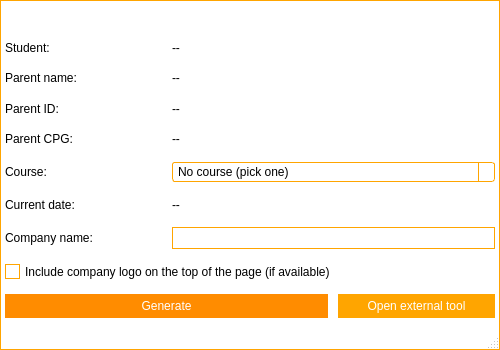
Old version of the form frmprintcontract.ui in the repository Nintersoft/SmartClass.
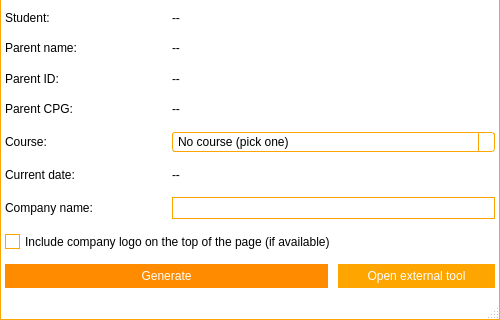
New version of the form. Icons and pictures are not drawn. Custom widgets are drawn as their Qt base class.

Diff of the .ui file:
```diff
--- a/frmprintcontract.ui
+++ b/frmprintcontract.ui
@@ -10,19 +10,19 @@
     <x>0</x>
     <y>0</y>
     <width>500</width>
-    <height>350</height>
+    <height>320</height>
    </rect>
   </property>
   <property name="minimumSize">
    <size>
     <width>500</width>
-    <height>350</height>
+    <height>320</height>
    </size>
   </property>
   <property name="maximumSize">
    <size>
     <width>500</width>
-    <height>350</height>
+    <height>320</height>
    </size>
   </property>
   <property name="windowTitle">
@@ -597,22 +597,6 @@
      <number>0</number>
     </property>
     <item row="0" column="0">
-     <widget class="TitleBar" name="titleBar" native="true">
-      <property name="minimumSize">
-       <size>
-        <width>0</width>
-        <height>30</height>
-       </size>
-      </property>
-      <property name="maximumSize">
-       <size>
-        <width>16777215</width>
-        <height>30</height>
-       </size>
-      </property>
-     </widget>
-    </item>
-    <item row="1" column="0">
      <layout class="QGridLayout" name="gridLayout_2">
       <property name="leftMargin">
        <number>5</number>
@@ -764,14 +748,6 @@
   </widget>
   <widget class="QStatusBar" name="statusBar"/>
  </widget>
- <customwidgets>
-  <customwidget>
-   <class>TitleBar</class>
-   <extends>QWidget</extends>
-   <header>titlebar.h</header>
-   <container>1</container>
-  </customwidget>
- </customwidgets>
  <tabstops>
   <tabstop>cbStudentCourse</tabstop>
   <tabstop>edtCompanyName</tabstop>
```
